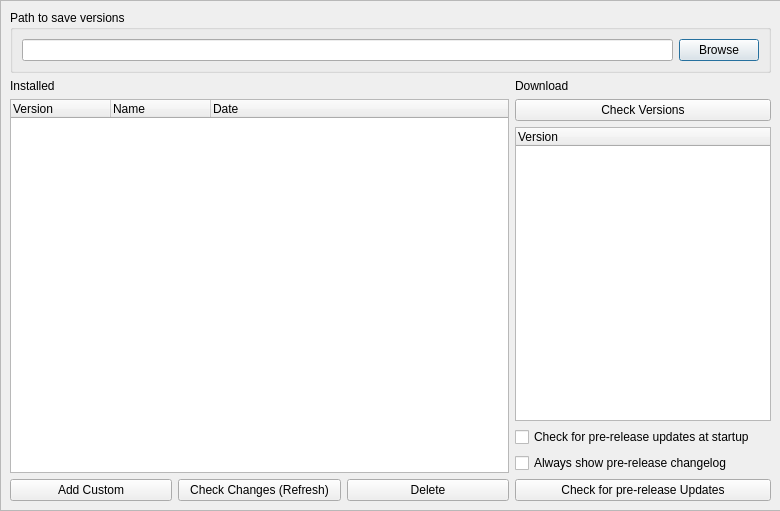
First picture: the form in src/qt_gui/version_dialog.ui, repository shadps4-emu/shadps4-qtlauncher, before the edit.
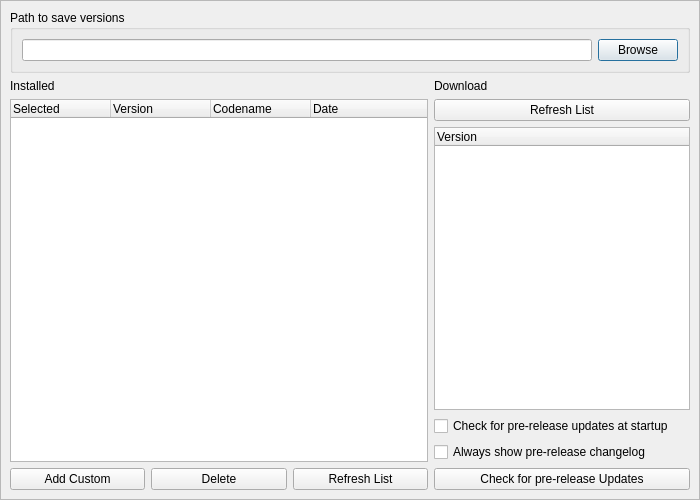
Second picture: the form after the edit. Icons and pictures are not drawn.

```diff
--- a/src/qt_gui/version_dialog.ui
+++ b/src/qt_gui/version_dialog.ui
@@ -8,8 +8,8 @@
    <rect>
     <x>0</x>
     <y>0</y>
-    <width>780</width>
-    <height>511</height>
+    <width>700</width>
+    <height>500</height>
    </rect>
   </property>
   <property name="windowTitle">
@@ -24,8 +24,8 @@
     <rect>
      <x>0</x>
      <y>0</y>
-     <width>781</width>
-     <height>511</height>
+     <width>700</width>
+     <height>500</height>
     </rect>
    </property>
    <property name="sizePolicy">
@@ -42,8 +42,8 @@
      <rect>
       <x>0</x>
       <y>0</y>
-      <width>779</width>
-      <height>509</height>
+      <width>698</width>
+      <height>498</height>
      </rect>
     </property>
     <layout class="QVBoxLayout" name="versionTabLayout">
@@ -120,6 +120,11 @@
          </item>
          <item>
           <widget class="QTreeWidget" name="installedTreeWidget">
+           <column>
+            <property name="text">
+             <string>Selected</string>
+            </property>
+           </column>
            <column>
             <property name="text">
              <string>Version</string>
@@ -127,7 +132,7 @@
            </column>
            <column>
             <property name="text">
-             <string>Name</string>
+             <string>Codename</string>
             </property>
            </column>
            <column>
@@ -149,13 +154,6 @@
              </property>
             </widget>
            </item>
-           <item>
-            <widget class="QPushButton" name="checkChangesVersionButton">
-             <property name="text">
-              <string>Check Changes (Refresh)</string>
-             </property>
-            </widget>
-           </item>
            <item>
             <widget class="QPushButton" name="deleteVersionButton">
              <property name="text">
@@ -163,6 +161,13 @@
              </property>
             </widget>
            </item>
+           <item>
+            <widget class="QPushButton" name="checkChangesVersionButton">
+             <property name="text">
+              <string>Refresh List</string>
+             </property>
+            </widget>
+           </item>
           </layout>
          </item>
         </layout>
@@ -186,7 +191,7 @@
          <item>
           <widget class="QPushButton" name="checkVersionDownloadButton">
            <property name="text">
-            <string>Check Versions</string>
+            <string>Refresh List</string>
            </property>
           </widget>
          </item>
```
Left out of the diff: 4 changed lines with no effect on the pictures.
